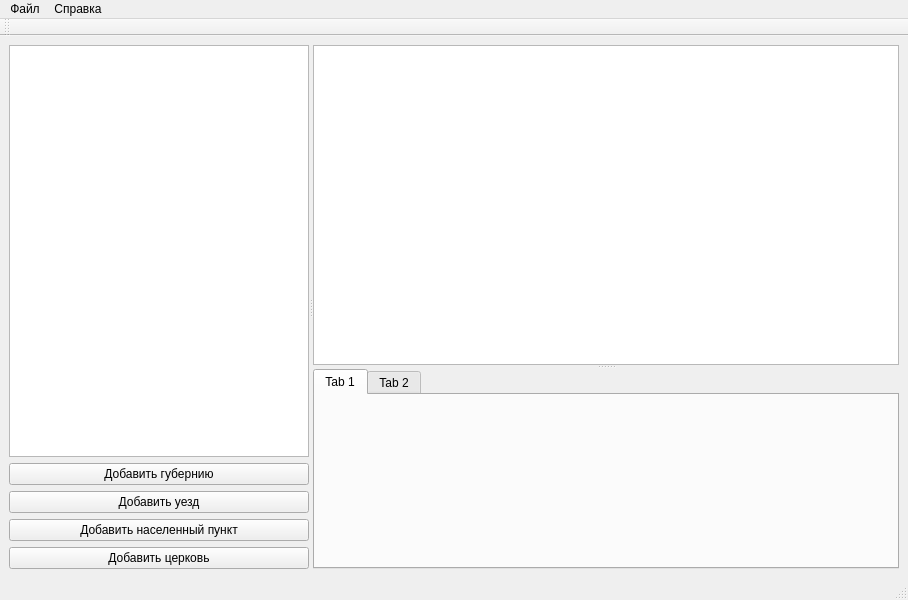
caxapyk/gaoo-cfp, file ui/main_window.ui: the form before one commit.
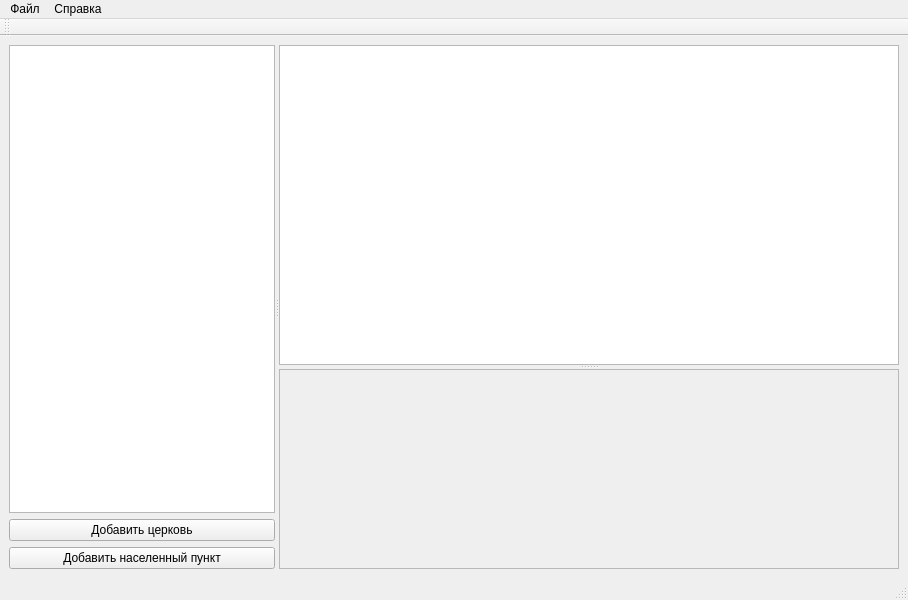
The form after the commit.

```diff
--- a/ui/main_window.ui
+++ b/ui/main_window.ui
@@ -20,16 +20,31 @@
       <property name="orientation">
        <enum>Qt::Horizontal</enum>
       </property>
-      <widget class="QWidget" name="verticalLayoutWidget">
-       <layout class="QVBoxLayout" name="verticalLayout_8">
-        <property name="sizeConstraint">
-         <enum>QLayout::SetMaximumSize</enum>
-        </property>
+      <widget class="QWidget" name="widget" native="true">
+       <property name="sizePolicy">
+        <sizepolicy hsizetype="Minimum" vsizetype="Preferred">
+         <horstretch>3</horstretch>
+         <verstretch>0</verstretch>
+        </sizepolicy>
+       </property>
+       <property name="minimumSize">
+        <size>
+         <width>200</width>
+         <height>0</height>
+        </size>
+       </property>
+       <property name="maximumSize">
+        <size>
+         <width>400</width>
+         <height>16777215</height>
+        </size>
+       </property>
+       <layout class="QVBoxLayout" name="verticalLayout_2">
         <item>
          <widget class="QTreeView" name="treeView_geo">
           <property name="sizePolicy">
            <sizepolicy hsizetype="Expanding" vsizetype="Expanding">
-            <horstretch>3</horstretch>
+            <horstretch>0</horstretch>
             <verstretch>0</verstretch>
            </sizepolicy>
           </property>
@@ -41,69 +56,12 @@
           </property>
           <property name="maximumSize">
            <size>
-            <width>300</width>
+            <width>400</width>
             <height>16777215</height>
            </size>
           </property>
           <property name="contextMenuPolicy">
-           <enum>Qt::DefaultContextMenu</enum>
-          </property>
-         </widget>
-        </item>
-        <item>
-         <widget class="QPushButton" name="pushButton_add_gub">
-          <property name="minimumSize">
-           <size>
-            <width>200</width>
-            <height>0</height>
-           </size>
-          </property>
-          <property name="maximumSize">
-           <size>
-            <width>300</width>
-            <height>16777215</height>
-           </size>
-          </property>
-          <property name="text">
-           <string>Добавить губернию</string>
-          </property>
-         </widget>
-        </item>
-        <item>
-         <widget class="QPushButton" name="pushButton_add_uezd">
-          <property name="minimumSize">
-           <size>
-            <width>200</width>
-            <height>0</height>
-           </size>
-          </property>
-          <property name="maximumSize">
-           <size>
-            <width>300</width>
-            <height>16777215</height>
-           </size>
-          </property>
-          <property name="text">
-           <string>Добавить уезд</string>
-          </property>
-         </widget>
-        </item>
-        <item>
-         <widget class="QPushButton" name="pushButton_add_loc">
-          <property name="minimumSize">
-           <size>
-            <width>200</width>
-            <height>0</height>
-           </size>
-          </property>
-          <property name="maximumSize">
-           <size>
-            <width>300</width>
-            <height>16777215</height>
-           </size>
-          </property>
-          <property name="text">
-           <string>Добавить населенный пункт</string>
+           <enum>Qt::CustomContextMenu</enum>
           </property>
          </widget>
         </item>
@@ -117,7 +75,7 @@
           </property>
           <property name="maximumSize">
            <size>
-            <width>300</width>
+            <width>400</width>
             <height>16777215</height>
            </size>
           </property>
@@ -126,25 +84,47 @@
           </property>
          </widget>
         </item>
+        <item>
+         <widget class="QPushButton" name="pushButton_add_loc">
+          <property name="minimumSize">
+           <size>
+            <width>200</width>
+            <height>0</height>
+           </size>
+          </property>
+          <property name="maximumSize">
+           <size>
+            <width>400</width>
+            <height>16777215</height>
+           </size>
+          </property>
+          <property name="text">
+           <string>Добавить населенный пункт</string>
+          </property>
+         </widget>
+        </item>
        </layout>
       </widget>
-      <widget class="QWidget" name="verticalLayoutWidget_2">
-       <layout class="QVBoxLayout" name="verticalLayout_9">
-        <property name="sizeConstraint">
-         <enum>QLayout::SetMaximumSize</enum>
-        </property>
+      <widget class="QWidget" name="widget_2" native="true">
+       <property name="sizePolicy">
+        <sizepolicy hsizetype="Preferred" vsizetype="Preferred">
+         <horstretch>7</horstretch>
+         <verstretch>0</verstretch>
+        </sizepolicy>
+       </property>
+       <layout class="QVBoxLayout" name="verticalLayout_3">
         <item>
          <widget class="QSplitter" name="splitter">
-          <property name="sizePolicy">
-           <sizepolicy hsizetype="Preferred" vsizetype="Expanding">
-            <horstretch>0</horstretch>
-            <verstretch>0</verstretch>
-           </sizepolicy>
-          </property>
           <property name="orientation">
            <enum>Qt::Vertical</enum>
           </property>
           <widget class="QTableView" name="tableView_cfp">
+           <property name="sizePolicy">
+            <sizepolicy hsizetype="Expanding" vsizetype="Expanding">
+             <horstretch>0</horstretch>
+             <verstretch>0</verstretch>
+            </sizepolicy>
+           </property>
            <property name="alternatingRowColors">
             <bool>true</bool>
            </property>
@@ -158,9 +138,9 @@
             <enum>Qt::SolidLine</enum>
            </property>
           </widget>
-          <widget class="QTabWidget" name="tabWidget">
+          <widget class="QScrollArea" name="scrollArea">
            <property name="sizePolicy">
-            <sizepolicy hsizetype="Expanding" vsizetype="Minimum">
+            <sizepolicy hsizetype="Expanding" vsizetype="Expanding">
              <horstretch>0</horstretch>
              <verstretch>0</verstretch>
             </sizepolicy>
@@ -171,15 +151,18 @@
              <height>200</height>
             </size>
            </property>
-           <widget class="QWidget" name="tab">
-            <attribute name="title">
-             <string>Tab 1</string>
-            </attribute>
-           </widget>
-           <widget class="QWidget" name="tab_2">
-            <attribute name="title">
-             <string>Tab 2</string>
-            </attribute>
+           <property name="widgetResizable">
+            <bool>true</bool>
+           </property>
+           <widget class="QWidget" name="scrollAreaWidgetContents">
+            <property name="geometry">
+             <rect>
+              <x>0</x>
+              <y>0</y>
+              <width>466</width>
+              <height>198</height>
+             </rect>
+            </property>
            </widget>
           </widget>
          </widget>
```
Left out of the diff: 13 changed lines with no effect on the pictures.
